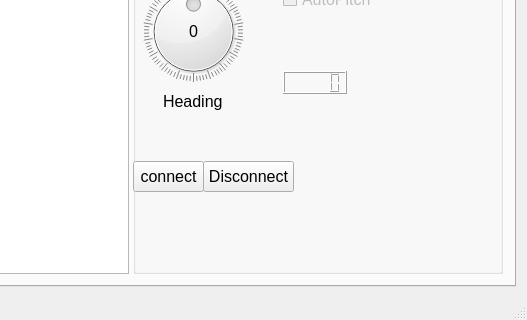
Old version of the form mainwindow.ui in the repository robocenter-rov/remote-control; both pictures show x 721 to 1248 and y 458 to 778 of the 1248 by 778 pixel window.
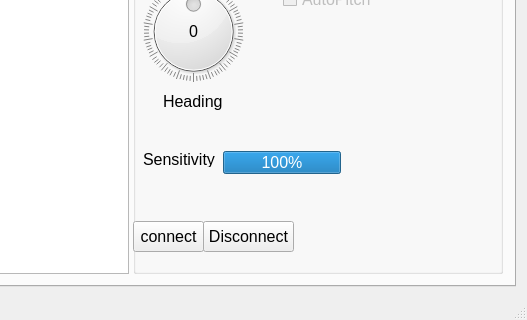
New version of the form. The open tabs and pages were chosen to show the change. Custom widgets are drawn as their Qt base class.

Commit message: Use joy for sensitivity

```diff
--- a/mainwindow.ui
+++ b/mainwindow.ui
@@ -189,7 +189,7 @@
             <property name="geometry">
              <rect>
               <x>0</x>
-              <y>550</y>
+              <y>610</y>
               <width>71</width>
               <height>31</height>
              </rect>
@@ -202,7 +202,7 @@
             <property name="geometry">
              <rect>
               <x>70</x>
-              <y>550</y>
+              <y>610</y>
               <width>91</width>
               <height>31</height>
              </rect>
@@ -609,22 +609,6 @@
              <string>AutoPitch</string>
             </property>
            </widget>
-           <widget class="QLCDNumber" name="lcdNumber">
-            <property name="enabled">
-             <bool>true</bool>
-            </property>
-            <property name="geometry">
-             <rect>
-              <x>150</x>
-              <y>460</y>
-              <width>64</width>
-              <height>23</height>
-             </rect>
-            </property>
-            <property name="smallDecimalPoint">
-             <bool>false</bool>
-            </property>
-           </widget>
            <widget class="QRadioButton" name="radioPCA3">
             <property name="enabled">
              <bool>true</bool>
@@ -647,6 +631,32 @@
              <bool>false</bool>
             </property>
            </widget>
+           <widget class="QLabel" name="sensitivityLabel">
+            <property name="geometry">
+             <rect>
+              <x>10</x>
+              <y>540</y>
+              <width>81</width>
+              <height>16</height>
+             </rect>
+            </property>
+            <property name="text">
+             <string>Sensitivity</string>
+            </property>
+           </widget>
+           <widget class="QProgressBar" name="sensitivityPB">
+            <property name="geometry">
+             <rect>
+              <x>90</x>
+              <y>540</y>
+              <width>118</width>
+              <height>23</height>
+             </rect>
+            </property>
+            <property name="value">
+             <number>100</number>
+            </property>
+           </widget>
           </widget>
          </widget>
         </item>
```
Left out of the diff: 4 changed lines with no effect on the pictures. The commit also changes 2 other files.
